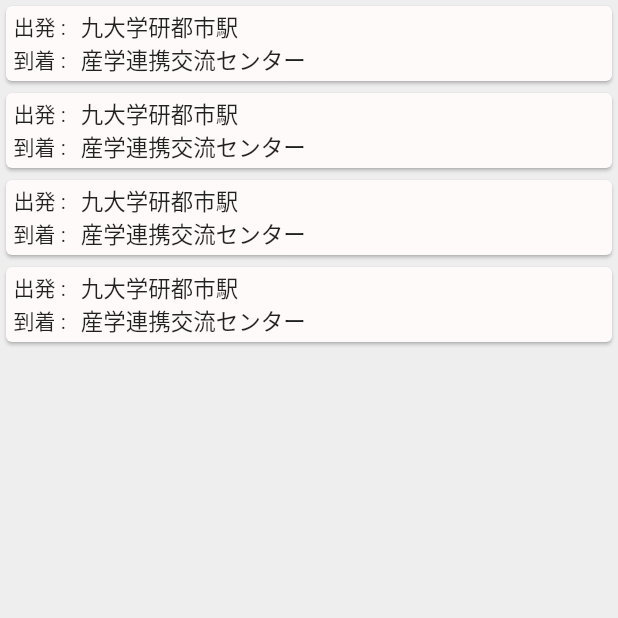
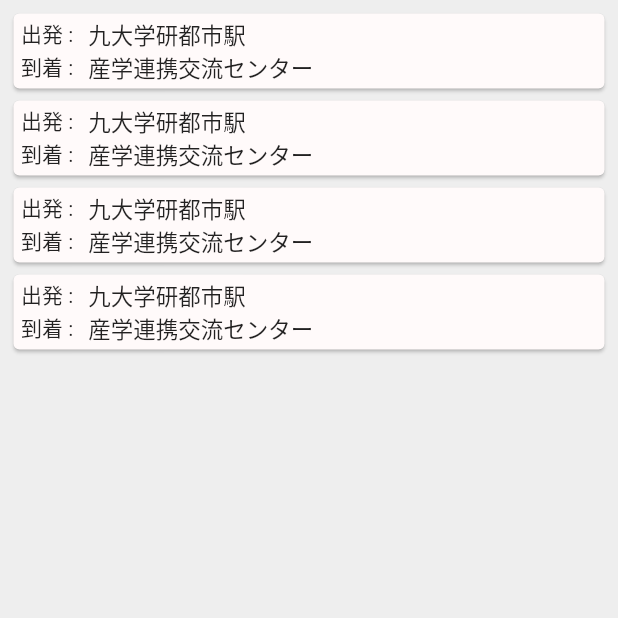
Before and after one commit to shin-shin-01/buskun-app, a Flutter app: the FavoriteWidget screen opened directly, on a phone screen of 412 x 824 dp, the top half of it. Run offline on Flutter 3.47's test engine with Material 2 defaults, Android fonts, the phone set to English and light mode, and no system bars; our stand-ins replace flutter_datetime_picker, font_awesome_flutter, google_fonts; network calls fail; Roboto replaces fonts that are missing (Poppins).

Commit message:
refactoring: PaddingBusPairList

```diff
--- a/lib/ui/favorite/favorite.dart
+++ b/lib/ui/favorite/favorite.dart
@@ -26,6 +26,8 @@ class _FavoriteWidgetState extends State<FavoriteWidget> {
             mainAxisSize: MainAxisSize.max,
             children: [
               Expanded(
+                child: Padding(
+                  padding: EdgeInsets.all(5),
                   child: Container(
                     width: double.infinity,
                     decoration: BoxDecoration(
@@ -40,6 +42,7 @@ class _FavoriteWidgetState extends State<FavoriteWidget> {
                         BusPairCard(),
                         BusPairCard()
                       ],
+                    ),
                   ),
                 ),
               ),
```
Lines whose indentation alone changed are shown as unchanged.
